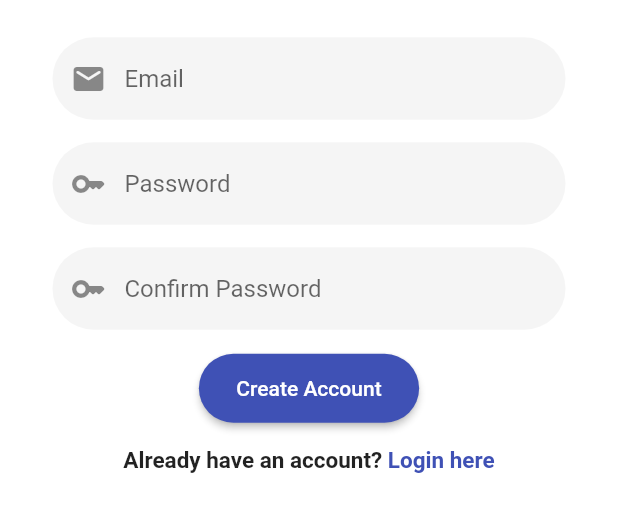
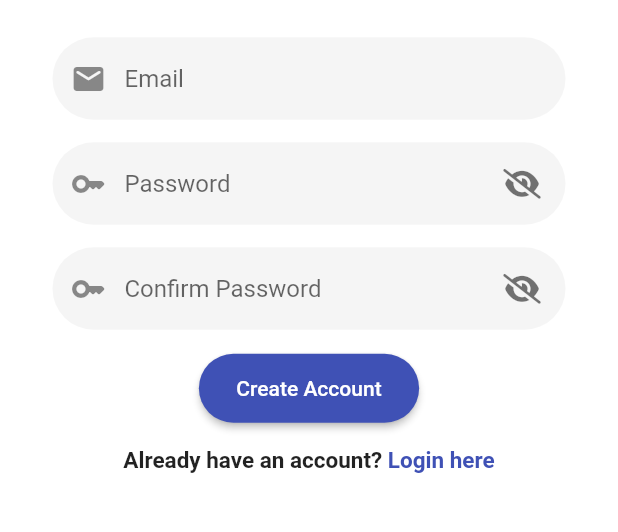
Before and after one commit to Rezuanul-Islam-Fahim/flutter_stripe_payments_app, a Flutter app: the RegisterScreen screen opened by its route, on a phone screen of 412 x 824 dp, the part 406-938 px from its top. Run offline on Flutter 3.47's test engine with Material 2 defaults, Android fonts, the phone set to English and light mode, and no system bars; our stand-ins replace firebase_core, font_awesome_flutter; accounts and stored records are empty.

```diff
--- a/lib/widgets/auth_form.dart
+++ b/lib/widgets/auth_form.dart
@@ -1,4 +1,5 @@
 import 'package:flutter/material.dart';
+import 'package:font_awesome_flutter/font_awesome_flutter.dart';
 
 import '../helpers/auth_helper.dart';
 
@@ -65,7 +66,7 @@ class _AuthFormState extends State<AuthForm> {
   }
 }
 
-class PasswordField extends StatelessWidget {
+class PasswordField extends StatefulWidget {
   const PasswordField({
     super.key,
     this.hintText,
@@ -76,19 +77,50 @@ class PasswordField extends StatelessWidget {
   final TextInputAction? textInputAction;
 
   @override
+  State<PasswordField> createState() => _PasswordFieldState();
+}
+
+class _PasswordFieldState extends State<PasswordField> {
+  bool obscureText = true;
+
+  void _togglePasswordVisibility() {
+    setState(() => obscureText = !obscureText);
+  }
+
+  @override
   Widget build(BuildContext context) {
-    return Padding(
+    return Stack(
+      children: [
+        Padding(
           padding: const EdgeInsets.symmetric(horizontal: 35),
           child: TextFormField(
             decoration: AuthHelper.getInputDecoration(
-          hintText: hintText,
+              hintText: widget.hintText,
               prefixIcon: Icons.key_rounded,
             ),
-        obscureText: true,
-        textInputAction: textInputAction,
+            obscureText: obscureText,
+            textInputAction: widget.textInputAction,
             enableSuggestions: false,
             autocorrect: false,
           ),
+        ),
+        Positioned(
+          right: 40,
+          top: 3,
+          child: IconButton(
+            icon: FaIcon(
+              obscureText
+                  ? FontAwesomeIcons.solidEyeSlash
+                  : FontAwesomeIcons.solidEye,
+              size: 20,
+              color: Colors.black54,
+            ),
+            onPressed: _togglePasswordVisibility,
+            splashColor: Colors.transparent,
+            highlightColor: Colors.transparent,
+          ),
+        ),
+      ],
     );
   }
 }
--- a/pubspec.yaml
+++ b/pubspec.yaml
@@ -35,6 +35,7 @@ dependencies:
   firebase_core: ^1.22.0
   flutter:
     sdk: flutter
+  font_awesome_flutter: ^10.2.1
 
 dev_dependencies:
   flutter_lints: ^2.0.0
```
Also changed, not shown: pubspec.lock. Lines whose indentation alone changed are shown as unchanged.
